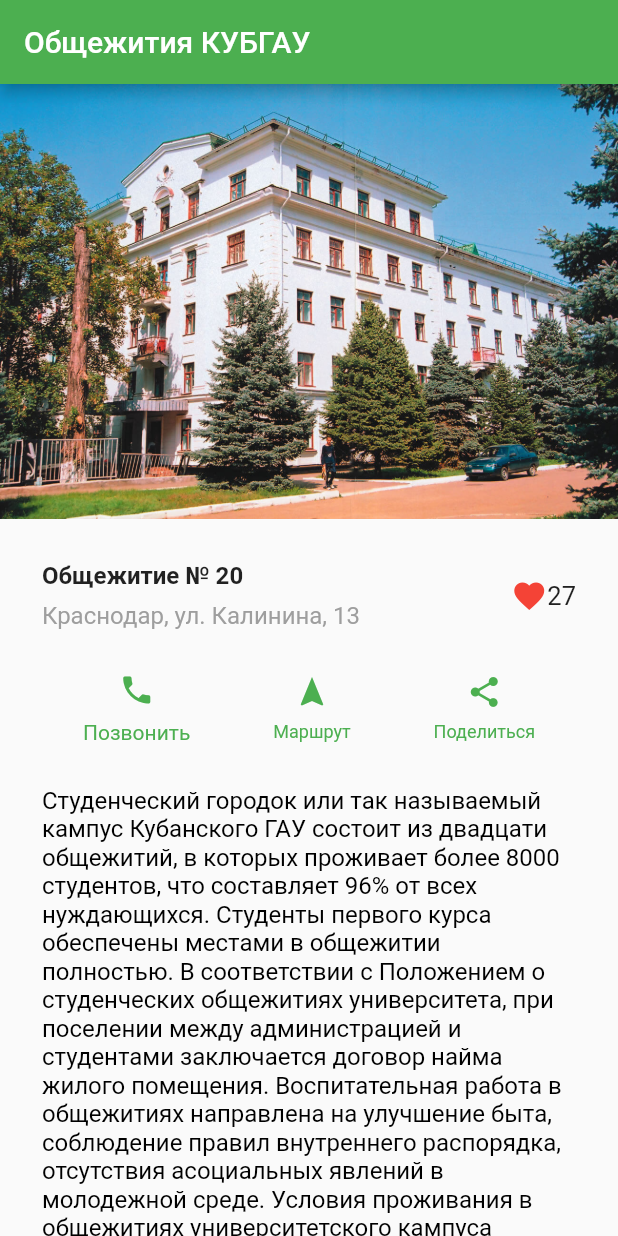
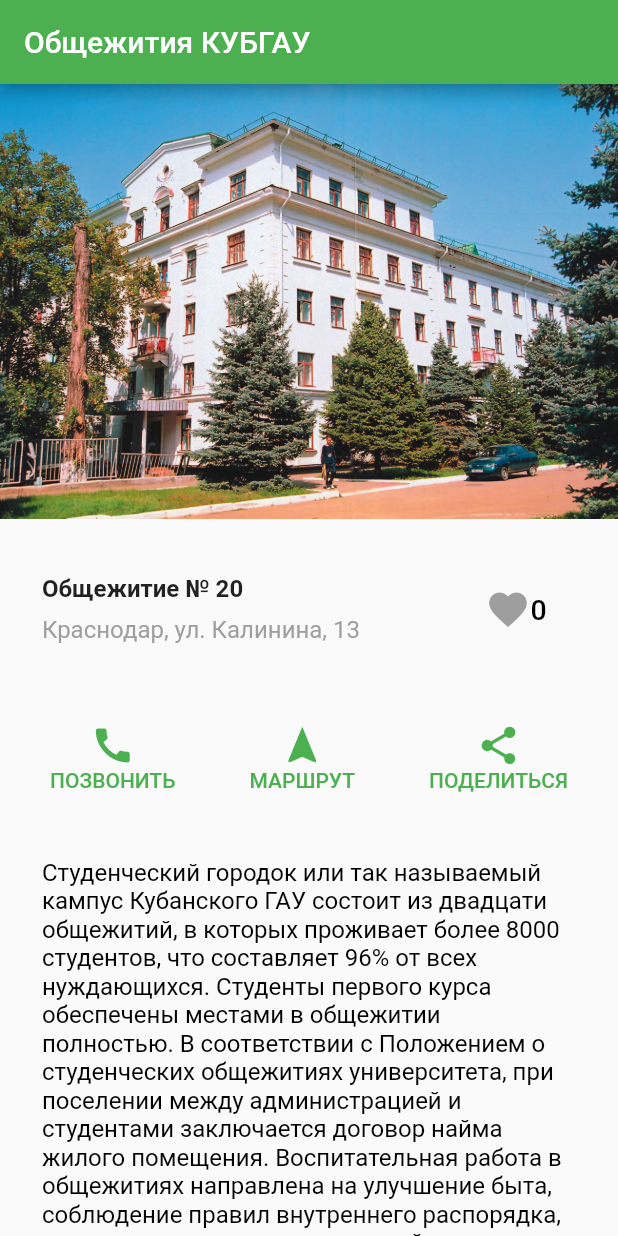
Before and after one commit to PolyaSt01/PI2001_STASENKO, a Flutter app: the screen it shows after launch, on a phone screen of 412 x 824 dp. Run offline on Flutter 3.47's test engine with Material 2 defaults, Android fonts, the phone set to English and light mode, and no system bars.

Commit message:
working buttons, finished work

```diff
--- a/lab4/lib/main.dart
+++ b/lab4/lib/main.dart
@@ -29,94 +29,64 @@ class MyHomePage extends StatefulWidget {
 }
 
 class _MyHomePageState extends State<MyHomePage> {
+  int _like = 0;
+  late Color _buttonColor;
 
-  var _titleAndButton = Container(
-    padding: const EdgeInsets.all(28),
-    child: Row(
-      children:
-      [
-        Expanded(
-          child: Column(
-            crossAxisAlignment: CrossAxisAlignment.start,
-            children: [
-              Container(
-                padding: const EdgeInsets.only(bottom: 8),
-                child: const Text(
-                  'Общежитие № 20',
-                  style: TextStyle(fontWeight: FontWeight.bold, fontSize: 16),
-                ),
-              ),
-              Text(
-                'Краснодар, ул. Калинина, 13',
-                style: TextStyle(color: Colors.grey,fontSize: 16,),
-              ),
-            ],
-          ),
-        ),
-        Icon(
-          Icons.favorite,
-          color: Colors.red,
-        ),
-        const Text('27',
-        style: TextStyle(fontSize: 17),),
-      ],
-    ),
-  );
+  void initState() {
+    _buttonColor = Colors.grey;
+    super.initState();
+  }
 
   var _buttonCall = Column(
-    mainAxisSize: MainAxisSize.min,
-    mainAxisAlignment: MainAxisAlignment.center,
     children: [
-      Icon(
-        Icons.phone,
-        color: Colors.green,
-      ),
-
-      Container(
-        margin: const EdgeInsets.only(top: 8),
-        child: Text(
-          'Позвонить',
-          style: TextStyle(fontSize: 14, fontWeight: FontWeight.w400,color: Colors.green),
-        ),
+      ButtonBar(
+        children: [
+          TextButton(
+              onPressed: () {},
+              child: Column(
+                children: [
+                  Icon(Icons.call, color: Colors.green, size: 30,),
+                  Text('ПОЗВОНИТЬ', style: TextStyle(fontSize: 14, color: Colors.green),),
+                ],
+              ),
+          ),
+        ],
       )
     ],
   );
 
   var _buttonPath = Column(
-    mainAxisSize: MainAxisSize.min,
-    mainAxisAlignment: MainAxisAlignment.center,
     children: [
-      Icon(
-        Icons.navigation,
-        color: Colors.green,
-      ),
-
-
-      Container(
-        margin: const EdgeInsets.only(top: 8),
-        child: Text(
-          'Маршрут',
-          style: TextStyle(fontSize: 12, fontWeight: FontWeight.w400,color: Colors.green),
-        ),
+      ButtonBar(
+        children: [
+          TextButton(
+              onPressed: () {},
+              child: Column(
+                children:[
+                Icon(Icons.navigation, color: Colors.green, size: 30,),
+                Text('МАРШРУТ', style: TextStyle(fontSize: 14, color: Colors.green),),
+                ],
+              ),
+          ),
+        ],
       )
     ],
   );
 
   var _buttonShare = Column(
-    mainAxisSize: MainAxisSize.min,
-    mainAxisAlignment: MainAxisAlignment.center,
     children: [
-      Icon(
-        Icons.share,
-        color: Colors.green,
-      ),
-
-      Container(
-        margin: const EdgeInsets.only(top: 8),
-        child: Text(
-          'Поделиться',
-          style: TextStyle(fontSize: 12, fontWeight: FontWeight.w400,color: Colors.green),
-        ),
+      ButtonBar(
+        children: [
+          TextButton(
+              onPressed: () {},
+              child: Column(
+                children: [
+                  Icon(Icons.share, color: Colors.green, size: 30,),
+                  Text('ПОДЕЛИТЬСЯ', style: TextStyle(fontSize: 14, color: Colors.green),),
+                ],
+              ),
+          ),
+        ],
       )
     ],
   );
@@ -129,18 +99,61 @@ class _MyHomePageState extends State<MyHomePage> {
     ),
   );
 
-
-  var _descriptionOfTheHostel = Padding(
-    padding: EdgeInsets.all(28),
-    child: Text(
-      'Студенческий городок или так называемый кампус Кубанского ГАУ состоит из двадцати общежитий, в которых проживает более 8000 студентов, что составляет 96% от всех нуждающихся. Студенты первого курса обеспечены местами в общежитии полностью. В соответствии с Положением о студенческих общежитиях университета, при поселении между администрацией и студентами заключается договор найма жилого помещения. Воспитательная работа в общежитиях направлена на улучшение быта, соблюдение правил внутреннего распорядка, отсутствия асоциальных явлений в молодежной среде. Условия проживания в общежитиях университетского кампуса полностью отвечают санитарным нормам и требованиям: наличие оборудованных кухонь, душевых комнат, прачечных, читальных залов, комнат самоподготовки, помещений для заседаний студенческих советов и наглядной агитации. С целью улучшения условий быта студентов активно работает система студенческого самоуправления - студенческие советы организуют всю работу по самообслуживанию.',
-      style: TextStyle(fontSize: 16, color: Colors.black,),
-    ),
-  );
-
-
   @override
   Widget build(BuildContext context) {
+
+    var _titleAndButton = Container(
+      padding: const EdgeInsets.all(28),
+      child: Row(
+        children:
+        [
+          Expanded(
+            child: Column(
+              crossAxisAlignment: CrossAxisAlignment.start,
+              children: [
+                Container(
+                  padding: const EdgeInsets.only(bottom: 8),
+                  child: const Text(
+                    'Общежитие № 20',
+                    style: TextStyle(fontWeight: FontWeight.bold, fontSize: 16),
+                  ),
+                ),
+                Text(
+                  'Краснодар, ул. Калинина, 13',
+                  style: TextStyle(color: Colors.grey,fontSize: 16,),
+                ),
+              ],
+            ),
+          ),
+          ButtonBar(
+            children: [
+              TextButton(
+                onPressed: () {
+                  setState(() {
+                    if (_buttonColor == Colors.grey) {
+                      _like++;
+                      _buttonColor = Colors.red;
+                    } else {
+                      _like--;
+                      _buttonColor = Colors.grey;
+                    }
+                  });
+                },
+                child: Row(
+                  children: [
+                    Icon(Icons.favorite, color: _buttonColor, size: 30,),
+                    Text(
+                      '$_like',
+                      style: TextStyle(fontSize: 19, color: Colors.black),
+                    ),
+                  ],
+                ),
+              ),
+            ],
+          ),
+        ],
+      ),
+    );
 
     var _buttons = Row(
       mainAxisAlignment: MainAxisAlignment.spaceEvenly,
--- a/lab4/pubspec.yaml
+++ b/lab4/pubspec.yaml
@@ -35,6 +35,8 @@ dependencies:
   # The following adds the Cupertino Icons font to your application.
   # Use with the CupertinoIcons class for iOS style icons.
   cupertino_icons: ^1.0.2
+  android_intent_plus: ^3.1.6
+  external_app_launcher: ^3.1.0
 
 dev_dependencies:
   flutter_test:
```
Also changed, not shown: lab4/pubspec.lock.
